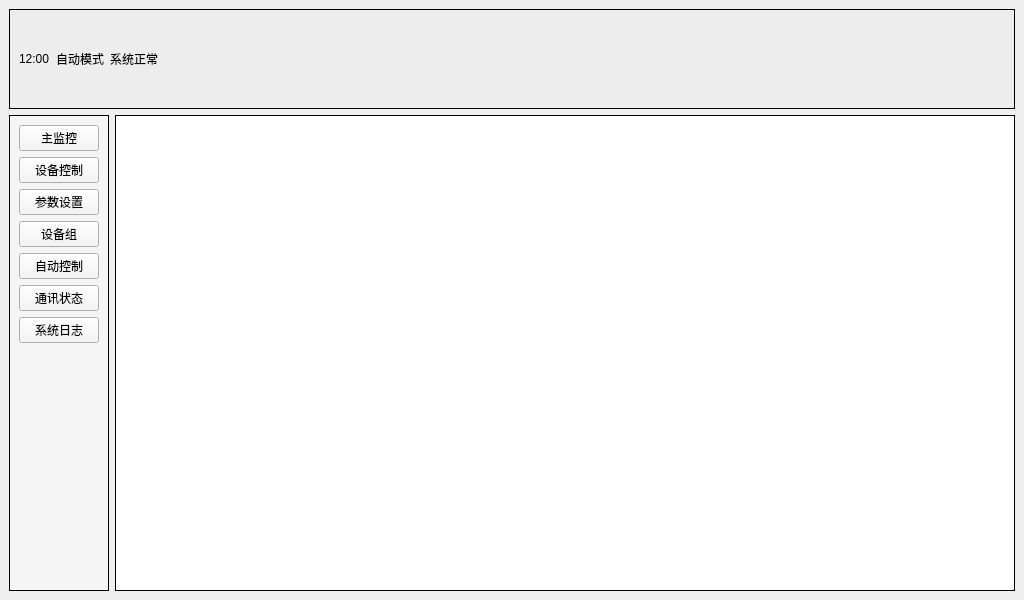
Before: the Qt Designer form ui/mainwindow.ui in LoveMiku233/qt_display_test, drawn with Qt 5.
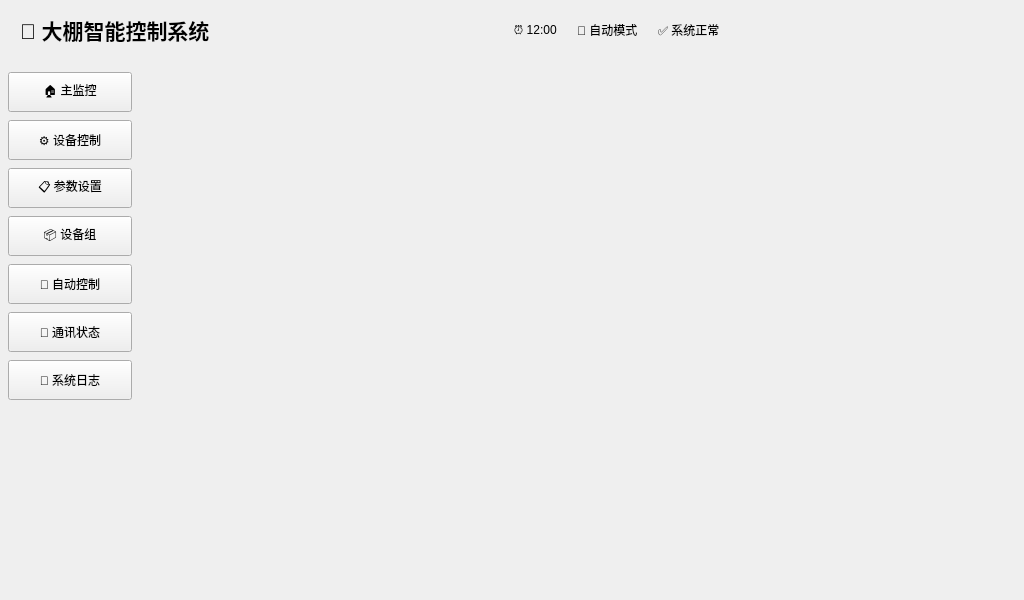
After: the same form once the commit is applied.

Commit message: feat: 添加核心日志配置和应用配置系统，美化UI界面

Patch:
```diff
--- a/ui/mainwindow.ui
+++ b/ui/mainwindow.ui
@@ -15,39 +15,99 @@
   </property>
   <widget class="QWidget" name="centralwidget">
    <layout class="QGridLayout" name="gridLayout" rowstretch="0,1" columnstretch="0,1">
+    <property name="spacing">
+     <number>0</number>
+    </property>
+    <property name="leftMargin">
+     <number>0</number>
+    </property>
+    <property name="topMargin">
+     <number>0</number>
+    </property>
+    <property name="rightMargin">
+     <number>0</number>
+    </property>
+    <property name="bottomMargin">
+     <number>0</number>
+    </property>
     <item row="0" column="0" colspan="2">
      <widget class="QFrame" name="topBar">
       <property name="minimumSize">
        <size>
         <width>0</width>
-        <height>100</height>
+        <height>60</height>
        </size>
       </property>
-      <property name="styleSheet">
-       <string>background:#EDEDED;</string>
+      <property name="maximumSize">
+       <size>
+        <width>16777215</width>
+        <height>60</height>
+       </size>
       </property>
       <property name="frameShape">
-       <enum>QFrame::Box</enum>
+       <enum>QFrame::NoFrame</enum>
       </property>
       <layout class="QHBoxLayout" name="topBarLayout">
+       <property name="spacing">
+        <number>20</number>
+       </property>
+       <property name="leftMargin">
+        <number>20</number>
+       </property>
+       <property name="topMargin">
+        <number>10</number>
+       </property>
+       <property name="rightMargin">
+        <number>20</number>
+       </property>
+       <property name="bottomMargin">
+        <number>10</number>
+       </property>
+       <item>
+        <widget class="QLabel" name="labTitle">
+         <property name="text">
+          <string>🌱 大棚智能控制系统</string>
+         </property>
+         <property name="font">
+          <font>
+           <pointsize>16</pointsize>
+           <weight>75</weight>
+           <bold>true</bold>
+          </font>
+         </property>
+        </widget>
+       </item>
+       <item>
+        <spacer name="topSpacerLeft">
+         <property name="orientation">
+          <enum>Qt::Horizontal</enum>
+         </property>
+         <property name="sizeHint" stdset="0">
+          <size>
+           <width>40</width>
+           <height>20</height>
+          </size>
+         </property>
+        </spacer>
+       </item>
        <item>
         <widget class="QLabel" name="labTime">
          <property name="text">
-          <string>12:00</string>
+          <string>⏰ 12:00</string>
          </property>
         </widget>
        </item>
        <item>
         <widget class="QLabel" name="labMode">
          <property name="text">
-          <string>自动模式</string>
+          <string>🔄 自动模式</string>
          </property>
         </widget>
        </item>
        <item>
         <widget class="QLabel" name="labAlarm">
          <property name="text">
-          <string>系统正常</string>
+          <string>✅ 系统正常</string>
          </property>
         </widget>
        </item>
@@ -71,63 +131,123 @@
      <widget class="QFrame" name="menuBar">
       <property name="minimumSize">
        <size>
-        <width>100</width>
+        <width>140</width>
         <height>0</height>
        </size>
       </property>
-      <property name="styleSheet">
-       <string>background:#F5F5F5;</string>
+      <property name="maximumSize">
+       <size>
+        <width>140</width>
+        <height>16777215</height>
+       </size>
       </property>
       <property name="frameShape">
-       <enum>QFrame::Box</enum>
+       <enum>QFrame::NoFrame</enum>
       </property>
       <layout class="QVBoxLayout" name="menuLayout">
+       <property name="spacing">
+        <number>8</number>
+       </property>
+       <property name="leftMargin">
+        <number>8</number>
+       </property>
+       <property name="topMargin">
+        <number>12</number>
+       </property>
+       <property name="rightMargin">
+        <number>8</number>
+       </property>
+       <property name="bottomMargin">
+        <number>12</number>
+       </property>
        <item>
         <widget class="QPushButton" name="btnMain">
          <property name="text">
-          <string>主监控</string>
+          <string>🏠 主监控</string>
+         </property>
+         <property name="minimumSize">
+          <size>
+           <width>0</width>
+           <height>40</height>
+          </size>
          </property>
         </widget>
        </item>
        <item>
         <widget class="QPushButton" name="btnControl">
          <property name="text">
-          <string>设备控制</string>
+          <string>⚙️ 设备控制</string>
+         </property>
+         <property name="minimumSize">
+          <size>
+           <width>0</width>
+           <height>40</height>
+          </size>
          </property>
         </widget>
        </item>
        <item>
         <widget class="QPushButton" name="btnParam">
          <property name="text">
-          <string>参数设置</string>
+          <string>📋 参数设置</string>
+         </property>
+         <property name="minimumSize">
+          <size>
+           <width>0</width>
+           <height>40</height>
+          </size>
          </property>
         </widget>
        </item>
        <item>
         <widget class="QPushButton" name="btnGroup">
          <property name="text">
-          <string>设备组</string>
+          <string>📦 设备组</string>
+         </property>
+         <property name="minimumSize">
+          <size>
+           <width>0</width>
+           <height>40</height>
+          </size>
          </property>
         </widget>
        </item>
        <item>
         <widget class="QPushButton" name="btnAutoCtrl">
          <property name="text">
-          <string>自动控制</string>
+          <string>🤖 自动控制</string>
+         </property>
+         <property name="minimumSize">
+          <size>
+           <width>0</width>
+           <height>40</height>
+          </size>
          </property>
         </widget>
        </item>
        <item>
         <widget class="QPushButton" name="btnComm">
          <property name="text">
-          <string>通讯状态</string>
+          <string>📡 通讯状态</string>
+         </property>
+         <property name="minimumSize">
+          <size>
+           <width>0</width>
+           <height>40</height>
+          </size>
          </property>
         </widget>
        </item>
        <item>
         <widget class="QPushButton" name="btnLog">
          <property name="text">
-          <string>系统日志</string>
+          <string>📝 系统日志</string>
+         </property>
+         <property name="minimumSize">
+          <size>
+           <width>0</width>
+           <height>40</height>
+          </size>
          </property>
         </widget>
        </item>
@@ -149,11 +269,8 @@
     </item>
     <item row="1" column="1">
      <widget class="QStackedWidget" name="contentStackedWidget">
-      <property name="styleSheet">
-       <string>background:#FFFFFF;</string>
-      </property>
       <property name="frameShape">
-       <enum>QFrame::Box</enum>
+       <enum>QFrame::NoFrame</enum>
       </property>
      </widget>
     </item>
```
Left out of the diff: 2 changed lines with no effect on the pictures. The commit also changes 20 other files.
